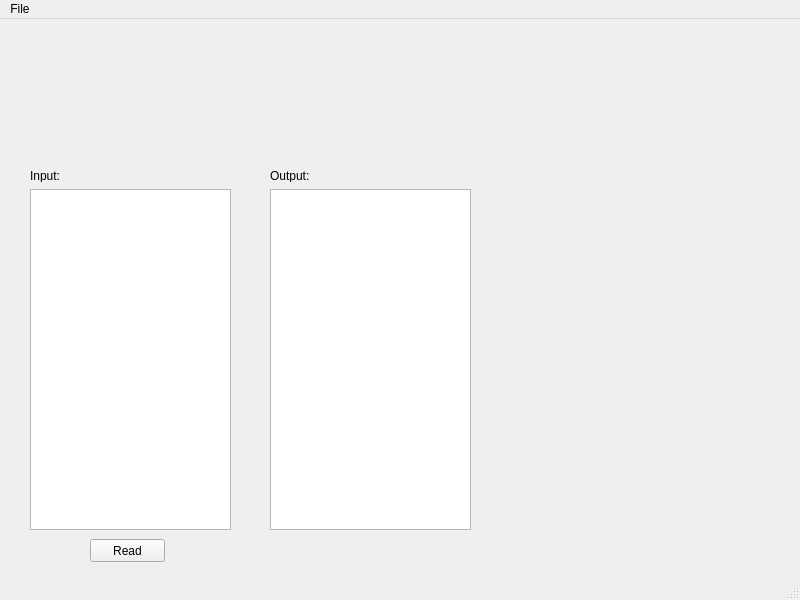
First picture: the form in uicontroller.ui, repository nhatlonggunz/UseYourMachine, before the edit.
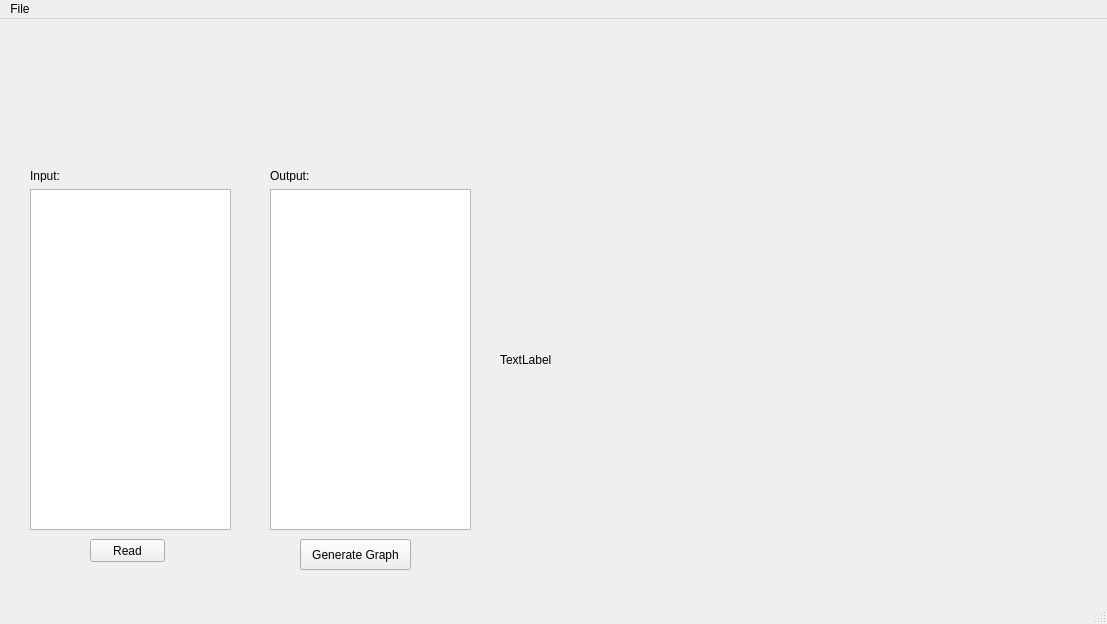
Second picture: the form after the edit.

Commit message: Display automaton graph

Diff of the .ui file:
```diff
--- a/uicontroller.ui
+++ b/uicontroller.ui
@@ -6,8 +6,8 @@
    <rect>
     <x>0</x>
     <y>0</y>
-    <width>800</width>
-    <height>600</height>
+    <width>1107</width>
+    <height>624</height>
    </rect>
   </property>
   <property name="windowTitle">
@@ -73,13 +73,39 @@
      <string>Read</string>
     </property>
    </widget>
+   <widget class="QPushButton" name="btnGenerateGraph">
+    <property name="geometry">
+     <rect>
+      <x>300</x>
+      <y>520</y>
+      <width>111</width>
+      <height>31</height>
+     </rect>
+    </property>
+    <property name="text">
+     <string>Generate Graph</string>
+    </property>
+   </widget>
+   <widget class="QLabel" name="lblGraph">
+    <property name="geometry">
+     <rect>
+      <x>500</x>
+      <y>170</y>
+      <width>591</width>
+      <height>341</height>
+     </rect>
+    </property>
+    <property name="text">
+     <string>TextLabel</string>
+    </property>
+   </widget>
   </widget>
   <widget class="QMenuBar" name="menubar">
    <property name="geometry">
     <rect>
      <x>0</x>
      <y>0</y>
-     <width>800</width>
+     <width>1107</width>
      <height>21</height>
     </rect>
    </property>
```
The commit also changes 5 other files.
